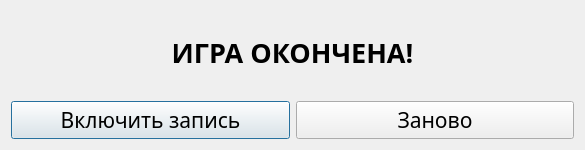
Above: ui/game_over.ui from pavelkhoner/Saper before the change. Below: the same form after it.
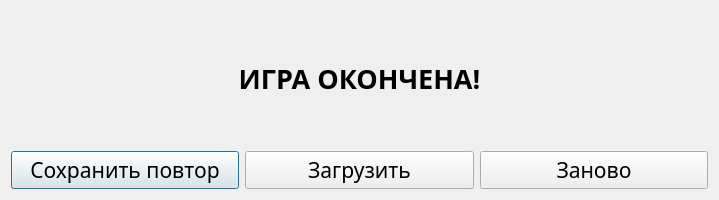
That is the form after the change.

What changed in the file:
```diff
--- a/ui/game_over.ui
+++ b/ui/game_over.ui
@@ -6,8 +6,8 @@
    <rect>
     <x>0</x>
     <y>0</y>
-    <width>585</width>
-    <height>150</height>
+    <width>719</width>
+    <height>200</height>
    </rect>
   </property>
   <property name="font">
@@ -72,7 +72,14 @@
        <item>
         <widget class="QPushButton" name="pushButton">
          <property name="text">
-          <string>Включить запись</string>
+          <string>Сохранить повтор</string>
+         </property>
+        </widget>
+       </item>
+       <item>
+        <widget class="QPushButton" name="pushButton_3">
+         <property name="text">
+          <string>Загрузить</string>
          </property>
         </widget>
        </item>
```
